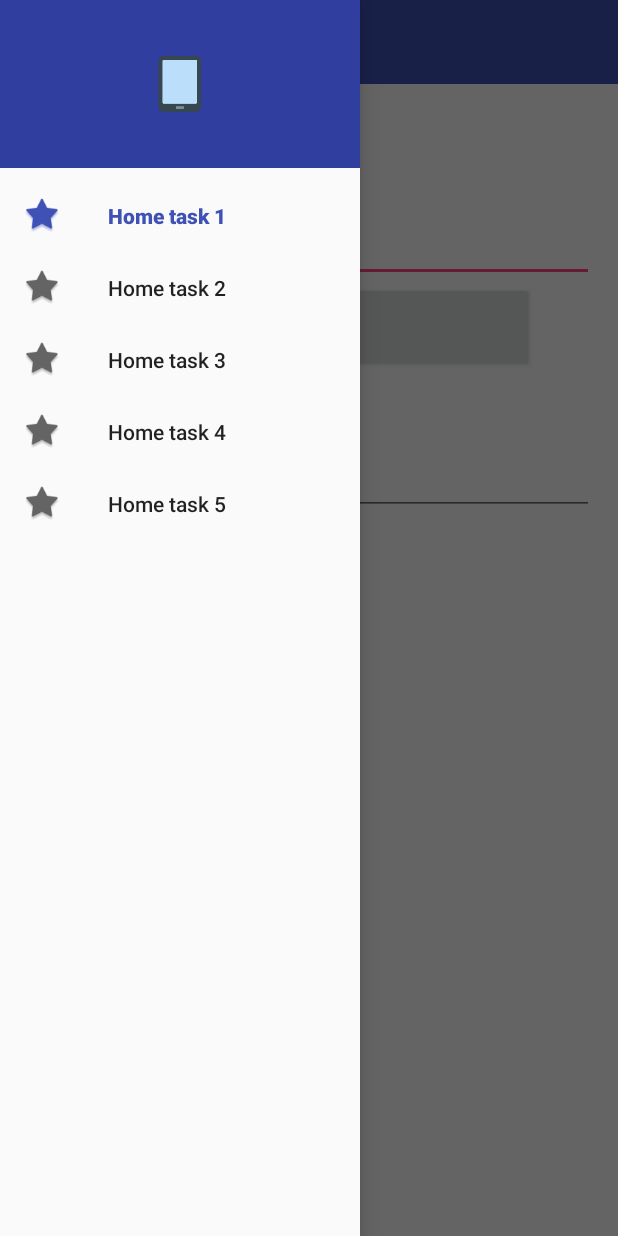
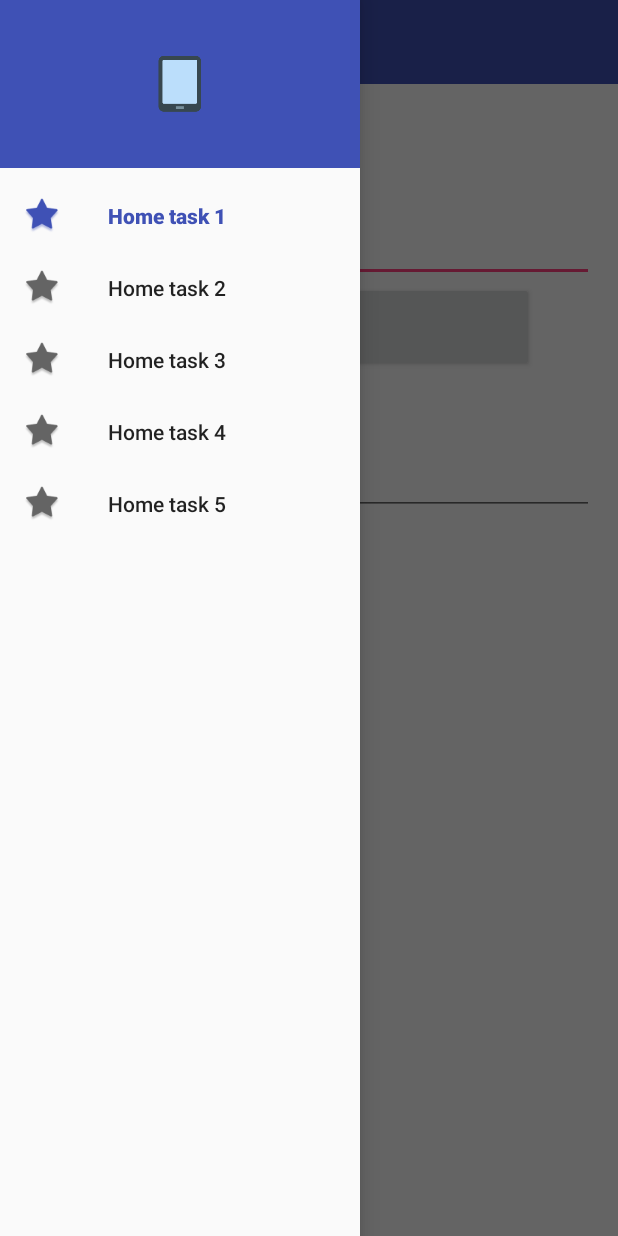
Before and after one commit to ValeriyBilyk/AndroidFirstHometask, an Android app: the screen it shows after launch (MainActivity), with the side drawer open, on a phone screen of 412 x 824 dp. Run offline under Robolectric (Android 15) with nearby library versions, the phone set to English and light mode, and no system bars.

Commit message:
Homework 6

```diff
--- a/app/src/main/java/org/thegeekhub/vbilyk/firsthometask/activities/FifthActivity.java
+++ b/app/src/main/java/org/thegeekhub/vbilyk/firsthometask/activities/FifthActivity.java
@@ -14,7 +14,7 @@ public class FifthActivity extends AppCompatActivity {
     @Override
     protected void onCreate(Bundle savedInstanceState) {
         super.onCreate(savedInstanceState);
-        setContentView(R.layout.activity_fifth);
+        setContentView(R.layout.fragment_fifth);
         Toolbar toolbar = (Toolbar) findViewById(R.id.toolbar);
         setSupportActionBar(toolbar);
     }
--- a/app/src/main/java/org/thegeekhub/vbilyk/firsthometask/activities/FirstActivity.java
+++ b/app/src/main/java/org/thegeekhub/vbilyk/firsthometask/activities/FirstActivity.java
@@ -13,7 +13,7 @@ public class FirstActivity extends AppCompatActivity {
     @Override
     protected void onCreate(Bundle savedInstanceState) {
         super.onCreate(savedInstanceState);
-        setContentView(R.layout.activity_first);
+        setContentView(R.layout.fragment_first);
 
         Button buttonOutput = (Button) findViewById(R.id.button_output);
         buttonOutput.setOnClickListener(new View.OnClickListener() {
--- a/app/src/main/java/org/thegeekhub/vbilyk/firsthometask/activities/MainActivity.java
+++ b/app/src/main/java/org/thegeekhub/vbilyk/firsthometask/activities/MainActivity.java
@@ -28,16 +28,15 @@ public class MainActivity extends AppCompatActivity implements NavigationView.On
     private ActionBarDrawerToggle drawerToggle;
     private int navItemId;
     private NavigationView navigationView;
+    private boolean landTablet;
 
     @Override
     protected void onCreate(Bundle savedInstanceState) {
         super.onCreate(savedInstanceState);
         setContentView(R.layout.activity_main);
 
-        drawerLayout = (DrawerLayout) findViewById(R.id.drawer_layout);
         Toolbar toolbar = (Toolbar) findViewById(R.id.toolbar);
         setSupportActionBar(toolbar);
-
 
         // load saved navigation state if present
         if (null == savedInstanceState) {
@@ -46,20 +45,32 @@ public class MainActivity extends AppCompatActivity implements NavigationView.On
             navItemId = savedInstanceState.getInt(NAV_ITEM_ID);
         }
 
+        landTablet = findViewById(R.id.drawer_layout) == null;
+        if (!landTablet) {
+            initDrawer(toolbar);
+        }
+
+        initNavigationView();
+
+        navigate(navItemId);
+    }
+
+    private void initNavigationView() {
         // listen for navigation events
         navigationView = (NavigationView) findViewById(R.id.navigation_view);
         navigationView.setNavigationItemSelectedListener(this);
 
         // select the correct nav menu item
         navigationView.getMenu().findItem(navItemId).setChecked(true);
+    }
+
+    private void initDrawer(Toolbar toolbar) {
+        drawerLayout = (DrawerLayout) findViewById(R.id.drawer_layout);
 
         // set up the hamburger icon to open and close the drawer
         drawerToggle = new ActionBarDrawerToggle(this, drawerLayout, toolbar, R.string.open, R.string.close);
         drawerLayout.setDrawerListener(drawerToggle);
         drawerToggle.syncState();
-
-        navigate(navItemId);
-
     }
 
     private void replaceFragment(Fragment fragment) {
@@ -97,13 +108,15 @@ public class MainActivity extends AppCompatActivity implements NavigationView.On
 
         // allow some time after closing the drawer before performing real navigation
         // so the user can see what is happening
-        drawerLayout.closeDrawer(GravityCompat.START);
         drawerActionHandler.postDelayed(new Runnable() {
             @Override
             public void run() {
                 navigate(menuItem.getItemId());
             }
         }, DRAWER_CLOSE_DELAY_MS);
+        if (!landTablet) {
+            drawerLayout.closeDrawer(GravityCompat.START);
+        }
         return true;
     }
 
@@ -135,4 +148,6 @@ public class MainActivity extends AppCompatActivity implements NavigationView.On
         super.onSaveInstanceState(outState);
         outState.putInt(NAV_ITEM_ID, navItemId);
     }
+
+
 }
--- a/app/src/main/java/org/thegeekhub/vbilyk/firsthometask/activities/SecondActivity.java
+++ b/app/src/main/java/org/thegeekhub/vbilyk/firsthometask/activities/SecondActivity.java
@@ -29,7 +29,7 @@ public class SecondActivity extends AppCompatActivity implements View.OnClickLis
     @Override
     protected void onCreate(Bundle savedInstanceState) {
         super.onCreate(savedInstanceState);
-        setContentView(R.layout.activity_second);
+        setContentView(R.layout.fragment_second);
 
         findViewById(R.id.btn_factorial).setOnClickListener(this);
         findViewById(R.id.btn_fibonacci).setOnClickListener(this);
--- a/app/src/main/java/org/thegeekhub/vbilyk/firsthometask/activities/ThirdActivity.java
+++ b/app/src/main/java/org/thegeekhub/vbilyk/firsthometask/activities/ThirdActivity.java
@@ -48,7 +48,7 @@ public class ThirdActivity extends AppCompatActivity {
     @Override
     protected void onCreate(Bundle savedInstanceState) {
         super.onCreate(savedInstanceState);
-        setContentView(R.layout.activity_third);
+        setContentView(R.layout.fragment_third);
 
         createAndShowNumbers();
 
--- a/app/src/main/java/org/thegeekhub/vbilyk/firsthometask/fourthhometask/FourthActivity.java
+++ b/app/src/main/java/org/thegeekhub/vbilyk/firsthometask/fourthhometask/FourthActivity.java
@@ -15,6 +15,6 @@ public class FourthActivity extends BaseActivity {
 
     @Override
     protected int getContainer() {
-        return R.layout.activity_fourth;
+        return R.layout.fragment_fourth;
     }
 }
--- a/app/src/main/java/org/thegeekhub/vbilyk/firsthometask/fragments/FragmentFirst.java
+++ b/app/src/main/java/org/thegeekhub/vbilyk/firsthometask/fragments/FragmentFirst.java
@@ -20,7 +20,7 @@ public class FragmentFirst extends Fragment {
     @Nullable
     @Override
     public View onCreateView(LayoutInflater inflater, ViewGroup container, Bundle savedInstanceState) {
-        return inflater.inflate(R.layout.activity_first, container, false);
+        return inflater.inflate(R.layout.fragment_first, container, false);
     }
 
     @Override
--- a/app/src/main/java/org/thegeekhub/vbilyk/firsthometask/fragments/FragmentThird.java
+++ b/app/src/main/java/org/thegeekhub/vbilyk/firsthometask/fragments/FragmentThird.java
@@ -51,7 +51,7 @@ public class FragmentThird extends Fragment {
     @Nullable
     @Override
     public View onCreateView(LayoutInflater inflater, ViewGroup container, Bundle savedInstanceState) {
-        return inflater.inflate(R.layout.activity_third, container, false);
+        return inflater.inflate(R.layout.fragment_third, container, false);
     }
 
     @Override
--- /dev/null
+++ b/app/src/main/res/layout-sw600dp-land/activity_main.xml
@@ -0,0 +1,41 @@
+<?xml version="1.0" encoding="utf-8"?>
+<LinearLayout xmlns:android="http://schemas.android.com/apk/res/android"
+    xmlns:app="http://schemas.android.com/apk/res-auto"
+    android:layout_width="match_parent"
+    android:layout_height="match_parent"
+    android:orientation="vertical">
+
+    <!-- Toolbar instead of ActionBar so the drawer can slide on top -->
+    <android.support.v7.widget.Toolbar
+        android:id="@+id/toolbar"
+        android:layout_width="match_parent"
+        android:layout_height="@dimen/abc_action_bar_default_height_material"
+        android:background="?attr/colorPrimary"
+        android:minHeight="?attr/actionBarSize"
+        app:subtitleTextColor="@color/textLight"
+        app:theme="@style/ToolbarColoredBackArrow"
+        app:titleTextColor="@android:color/primary_text_dark" />
+
+    <!-- Real content goes here -->
+    <LinearLayout
+        android:layout_width="match_parent"
+        android:layout_height="0dp"
+        android:layout_weight="1"
+        android:baselineAligned="false"
+        android:orientation="horizontal">
+
+        <android.support.design.widget.NavigationView
+            android:id="@+id/navigation_view"
+            android:layout_width="240dp"
+            android:layout_height="match_parent"
+            android:layout_gravity="start"
+            app:headerLayout="@layout/header_drawer"
+            app:menu="@menu/menu_drawer" />
+
+        <FrameLayout
+            android:id="@+id/container_main"
+            android:layout_width="0dp"
+            android:layout_height="match_parent"
+            android:layout_weight="1" />
+    </LinearLayout>
+</LinearLayout>
--- a/app/src/main/res/layout/header_drawer.xml
+++ b/app/src/main/res/layout/header_drawer.xml
@@ -2,7 +2,7 @@
 <FrameLayout xmlns:android="http://schemas.android.com/apk/res/android"
     android:layout_width="match_parent"
     android:layout_height="112dp"
-    android:background="@color/colorPrimaryDark">
+    android:background="@color/colorPrimary">
 
     <ImageView
         android:layout_width="wrap_content"
```
Also changed, not shown: app/src/main/java/org/thegeekhub/vbilyk/firsthometask/fragments/FragmentSecond.java (+14 -5 lines), app/src/main/res/layout/fragment_fifth.xml (renamed from app/src/main/res/layout/activity_fifth.xml), app/src/main/res/layout/fragment_first.xml (renamed from app/src/main/res/layout/activity_first.xml), app/src/main/res/layout/fragment_fourth.xml (renamed from app/src/main/res/layout/activity_fourth.xml), app/src/main/res/layout/fragment_second.xml (renamed from app/src/main/res/layout/activity_second.xml), app/src/main/res/layout/fragment_third.xml (renamed from app/src/main/res/layout/activity_third.xml).
